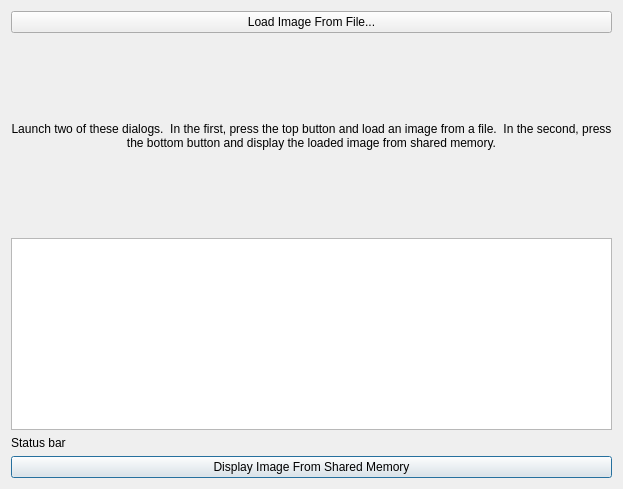
Qt form VideoCube/VideoCubeCV/dialog.ui (Kvazikot/VideoProjects) before a commit.
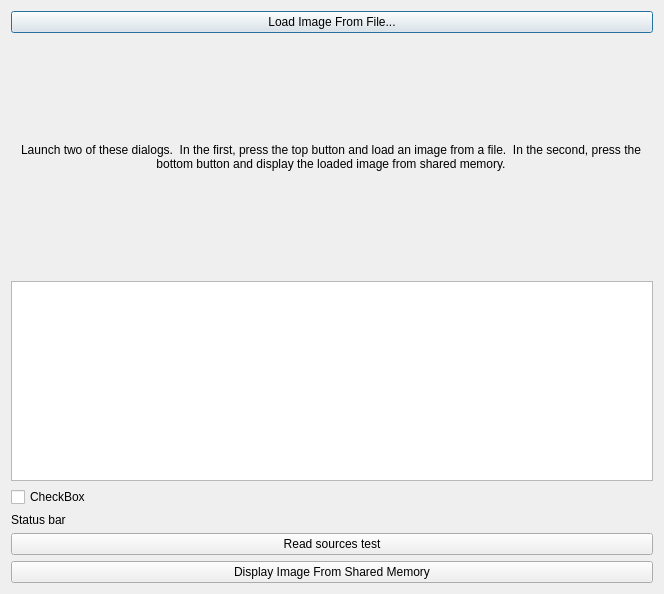
The same form after that commit.

What changed in the file:
```diff
--- a/VideoCube/VideoCubeCV/dialog.ui
+++ b/VideoCube/VideoCubeCV/dialog.ui
@@ -6,21 +6,14 @@
    <rect>
     <x>0</x>
     <y>0</y>
-    <width>623</width>
-    <height>489</height>
+    <width>664</width>
+    <height>594</height>
    </rect>
   </property>
   <property name="windowTitle">
    <string>Dialog</string>
   </property>
   <layout class="QGridLayout">
-   <item row="4" column="1">
-    <widget class="QPushButton" name="loadFromSharedMemoryButton">
-     <property name="text">
-      <string>Display Image From Shared Memory</string>
-     </property>
-    </widget>
-   </item>
    <item row="1" column="1">
     <widget class="QLabel" name="label">
      <property name="sizePolicy">
@@ -56,6 +49,13 @@
      </property>
     </widget>
    </item>
+   <item row="4" column="1">
+    <widget class="QLabel" name="statusBar">
+     <property name="text">
+      <string>Status bar</string>
+     </property>
+    </widget>
+   </item>
    <item row="2" column="1">
     <widget class="QPlainTextEdit" name="plainTextEdit">
      <property name="maximumSize">
@@ -66,10 +66,24 @@
      </property>
     </widget>
    </item>
+   <item row="6" column="1">
+    <widget class="QPushButton" name="loadFromSharedMemoryButton">
+     <property name="text">
+      <string>Display Image From Shared Memory</string>
+     </property>
+    </widget>
+   </item>
    <item row="3" column="1">
-    <widget class="QLabel" name="statusBar">
+    <widget class="QCheckBox" name="checkBox">
      <property name="text">
-      <string>Status bar</string>
+      <string>CheckBox</string>
+     </property>
+    </widget>
+   </item>
+   <item row="5" column="1">
+    <widget class="QPushButton" name="readSrcButton">
+     <property name="text">
+      <string>Read sources test</string>
      </property>
     </widget>
    </item>
```
